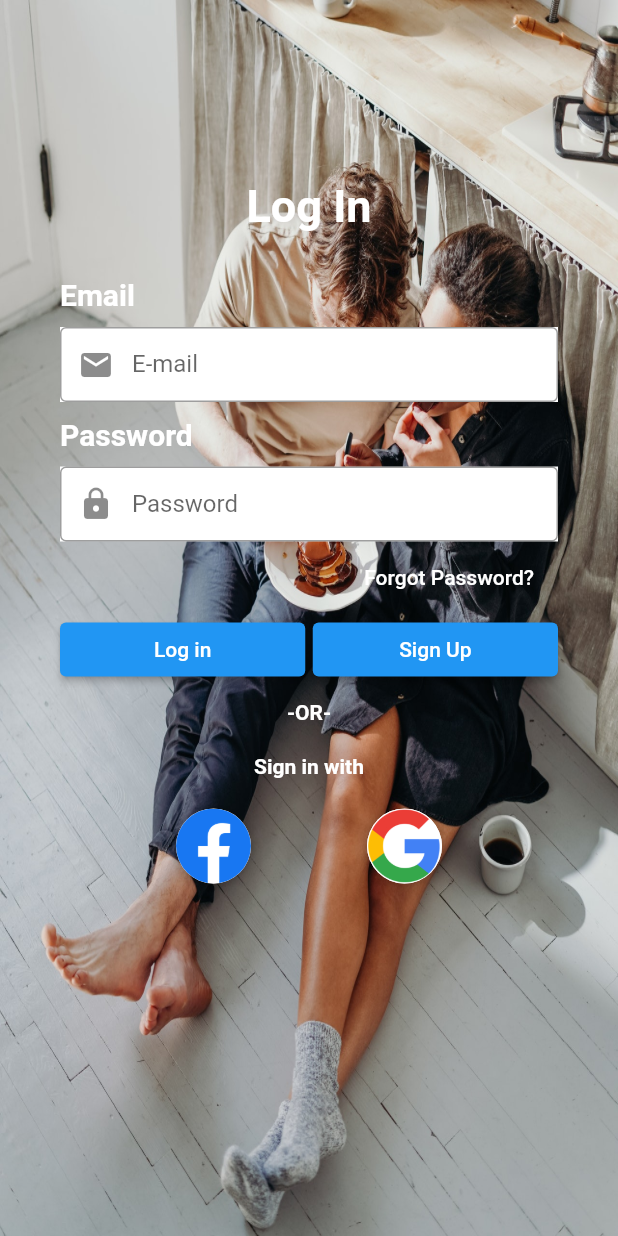
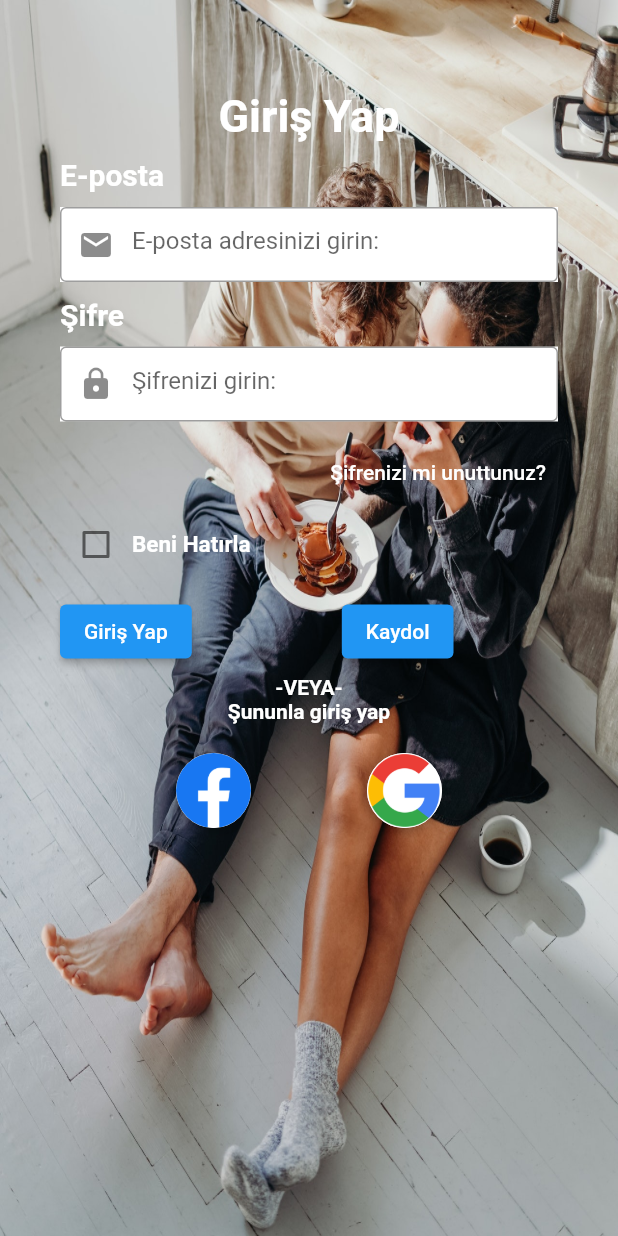
Before and after one commit to samibarankorkmaz/gelberaberolsun_main, a Flutter app: the screen it shows after launch, on a phone screen of 412 x 824 dp. Run offline on Flutter 3.47's test engine with Material 2 defaults, Android fonts, the phone set to English and light mode, and no system bars; Roboto replaces fonts that are missing (OpenSans).

Commit message:
Login sayfasındaki kodlarda temiz bir görünüme geçildi

```diff
--- a/lib/screens/login_screen.dart
+++ b/lib/screens/login_screen.dart
@@ -7,6 +7,178 @@ class LoginScreen extends StatefulWidget {
 }
 
 class _LoginScreenState extends State<LoginScreen> {
+  bool isChecked = false;
+  Widget otherLoginMethods() {
+    return Padding(
+      padding: EdgeInsets.symmetric(vertical: 15.0),
+      child: Row(
+        mainAxisAlignment: MainAxisAlignment.spaceEvenly,
+        children: <Widget>[
+          GestureDetector(
+            onTap: () => print("Facebook ile giriş yap"),
+            child: Container(
+              height: 50,
+              width: 50,
+              decoration: BoxDecoration(
+                  shape: BoxShape.circle,
+                  color: Colors.white,
+                  boxShadow: [
+                    BoxShadow(
+                      color: Colors.black26,
+                      offset: Offset(0, 2),
+                      blurRadius: (6.0),
+                    ),
+                  ],
+                  image: DecorationImage(image: AssetImage('logos/fb.png'))),
+            ),
+          ),
+          GestureDetector(
+            onTap: () => print("Google ile giriş yap"),
+            child: Container(
+              height: 50,
+              width: 50,
+              decoration: BoxDecoration(
+                  shape: BoxShape.circle,
+                  color: Colors.white,
+                  boxShadow: [
+                    BoxShadow(
+                      color: Colors.black26,
+                      offset: Offset(0, 2),
+                      blurRadius: (6.0),
+                    ),
+                  ],
+                  image: DecorationImage(image: AssetImage('logos/g.jpg'))),
+            ),
+          ),
+        ],
+      ),
+    );
+  }
+
+  Widget actionButtons() {
+    return Container(
+      child: Row(
+        children: <Widget>[
+          ElevatedButton(
+            onPressed: () {
+              Navigator.pushNamed(context, '/Main');
+            },
+            child: Text('Giriş Yap'),
+          ),
+          SizedBox(
+            width: 100.0,
+          ),
+          ElevatedButton(
+            onPressed: () {
+              Navigator.pushNamed(context, '/Signup');
+            },
+            child: Text("Kaydol"),
+          )
+        ],
+      ),
+    );
+  }
+
+  Widget rememberMe() {
+    return Container(
+      child: Row(
+        children: <Widget>[
+          Checkbox(
+              checkColor: Colors.black,
+              activeColor: Colors.white,
+              value: isChecked,
+              onChanged: (value) {
+                setState(() {
+                  isChecked = value!;
+                });
+              }),
+          Text(
+            "Beni Hatırla",
+            style: TextStyle(
+                color: Colors.white,
+                fontWeight: FontWeight.bold,
+                fontSize: 15.0),
+          )
+        ],
+      ),
+    );
+  }
+
+  Widget emailForm() {
+    return Column(
+      crossAxisAlignment: CrossAxisAlignment.start,
+      children: <Widget>[
+        Text(
+          "E-posta",
+          style: TextStyle(
+              color: Colors.white, fontWeight: FontWeight.bold, fontSize: 20.0),
+        ),
+        SizedBox(
+          height: 10.0,
+        ),
+        Container(
+          alignment: Alignment.centerLeft,
+          decoration: BoxDecoration(color: Colors.white),
+          height: 50.0,
+          child: TextField(
+            keyboardType: TextInputType.emailAddress,
+            obscureText: false,
+            decoration: InputDecoration(
+                border: OutlineInputBorder(),
+                prefixIcon: Icon(Icons.email),
+                hintText: "E-posta adresinizi girin:"),
+          ),
+        )
+      ],
+    );
+  }
+
+  Widget passwordForm() {
+    return Column(
+      crossAxisAlignment: CrossAxisAlignment.start,
+      children: <Widget>[
+        Text(
+          "Şifre",
+          style: TextStyle(
+              color: Colors.white, fontWeight: FontWeight.bold, fontSize: 20.0),
+        ),
+        SizedBox(
+          height: 10.0,
+        ),
+        Container(
+          alignment: Alignment.centerLeft,
+          decoration: BoxDecoration(color: Colors.white),
+          height: 50.0,
+          child: TextField(
+            keyboardType: TextInputType.emailAddress,
+            obscureText: true,
+            decoration: InputDecoration(
+                border: OutlineInputBorder(),
+                prefixIcon: Icon(Icons.lock),
+                hintText: "Şifrenizi girin:"),
+          ),
+        ),
+      ],
+    );
+  }
+
+  Widget forgotPassword() {
+    return Container(
+      alignment: Alignment.bottomRight,
+      child: TextButton(
+        child: Text(
+          "Şifrenizi mi unuttunuz?",
+          style: TextStyle(
+            color: Colors.white,
+          ),
+        ),
+        onPressed: () {
+          print("Forgot butonuna basıldı.");
+        },
+      ),
+    );
+  }
+
   @override
   Widget build(BuildContext context) {
     return Scaffold(
@@ -23,174 +195,59 @@ class _LoginScreenState extends State<LoginScreen> {
             height: double.infinity,
             child: SingleChildScrollView(
               physics: AlwaysScrollableScrollPhysics(),
-              padding: EdgeInsets.symmetric(horizontal: 40.0, vertical: 120.0),
+              padding: EdgeInsets.symmetric(horizontal: 40.0, vertical: 60.0),
               child: Column(
                 mainAxisAlignment: MainAxisAlignment.center,
                 children: <Widget>[
                   Text(
-                    'Log In',
+                    "Giriş Yap",
                     style: TextStyle(
-                        color: Colors.white,
-                        fontFamily: 'OpenSans',
-                        fontWeight: FontWeight.bold,
-                        fontSize: 30.0),
-                  ),
-                  SizedBox(height: 30.0),
-                  Column(
-                    crossAxisAlignment: CrossAxisAlignment.start,
-                    children: <Widget>[
-                      Text(
-                        'Email',
-                        style: TextStyle(
-                            color: Colors.white,
-                            fontWeight: FontWeight.bold,
-                            fontSize: 20.0),
-                      ),
-                      SizedBox(height: 10.0),
-                      Container(
-                        alignment: Alignment.centerLeft,
-                        decoration: BoxDecoration(
-                          color: Colors.white,
-                        ),
-                        height: 50.0,
-                        child: TextField(
-                          obscureText: false,
-                          decoration: InputDecoration(
-                              border: OutlineInputBorder(),
-                              prefixIcon: Icon(
-                                Icons.email,
-                              ),
-                              labelText: 'E-mail'),
-                        ),
-                      ),
-                      SizedBox(height: 10.0),
-                      Text(
-                        'Password',
-                        style: TextStyle(
-                            color: Colors.white,
-                            fontWeight: FontWeight.bold,
-                            fontSize: 20.0),
-                      ),
-                      SizedBox(height: 10.0),
-                      Container(
-                        alignment: Alignment.centerLeft,
-                        decoration: BoxDecoration(
-                          color: Colors.white,
-                        ),
-                        height: 50.0,
-                        child: TextField(
-                          obscureText: true,
-                          decoration: InputDecoration(
-                            border: OutlineInputBorder(),
-                            labelText: 'Password',
-                            prefixIcon: Icon(
-                              Icons.lock,
-                            ),
-                          ),
-                        ),
-                      ),
-                      Container(
-                        alignment: Alignment.centerRight,
-                        child: FlatButton(
-                          onPressed: () {
-                            print('Forgot Butonuna Basıldı');
-                          },
-                          child: Text(
-                            'Forgot Password?',
-                            style: TextStyle(color: Colors.white),
-                          ),
-                        ),
-                      ),
-                      Container(
-                        child: Row(
-                          children: <Widget>[
-                            Expanded(
-                                child: ElevatedButton(
-                              onPressed: () =>
-                                  {Navigator.pushNamed(context, '/Main')},
-                              child: Text('Log in'),
-                            )),
-                            SizedBox(
-                              width: 5.0,
-                            ),
-                            Expanded(
-                                child: ElevatedButton(
-                              onPressed: () => {
-                                /*print('Sign Up Button pressed!')*/
-                                Navigator.pushNamed(context, '/Signup'),
-                              },
-                              child: Text('Sign Up'),
-                            ))
-                          ],
-                        ),
-                      ),
-                    ],
+                      color: Colors.white,
+                      fontFamily: "OpenSans",
+                      fontSize: 30.0,
+                      fontWeight: FontWeight.bold,
+                    ),
                   ),
                   SizedBox(
                     height: 10.0,
                   ),
+                  emailForm(),
+                  SizedBox(
+                    height: 10.0,
+                  ),
+                  passwordForm(),
+                  SizedBox(
+                    height: 10.0,
+                  ),
+                  forgotPassword(),
+                  rememberMe(),
+                  SizedBox(
+                    height: 10.0,
+                  ),
+                  actionButtons(),
+                  SizedBox(
+                    height: 5.0,
+                  ),
                   Column(
                     children: <Widget>[
                       Text(
-                        '-OR-',
+                        '-VEYA-',
                         style: TextStyle(
                           color: Colors.white,
-                          fontWeight: FontWeight.w700,
+                          fontWeight: FontWeight.bold,
+                        ),
+                      ),
+                      Text(
+                        'Şununla giriş yap',
+                        style: TextStyle(
+                          color: Colors.white,
+                          fontWeight: FontWeight.bold,
                         ),
                       ),
                       SizedBox(
-                        height: 20.0,
+                        height: 5.0,
                       ),
-                      Text(
-                        'Sign in with',
-                        style: TextStyle(
-                            color: Colors.white, fontWeight: FontWeight.w700),
-                      ),
-                      SizedBox(height: 5.0),
-                      Padding(
-                        padding: const EdgeInsets.symmetric(vertical: 15.0),
-                        child: Row(
-                          mainAxisAlignment: MainAxisAlignment.spaceEvenly,
-                          children: <Widget>[
-                            GestureDetector(
-                              onTap: () => print('Login with Facebook'),
-                              child: Container(
-                                height: 50.0,
-                                width: 50.0,
-                                decoration: BoxDecoration(
-                                    shape: BoxShape.circle,
-                                    color: Colors.white,
-                                    boxShadow: [
-                                      BoxShadow(
-                                          color: Colors.black26,
-                                          offset: Offset(0, 2),
-                                          blurRadius: 6.0),
-                                    ],
-                                    image: DecorationImage(
-                                        image: AssetImage('logos/fb.png'))),
-                              ),
-                            ),
-                            GestureDetector(
-                              onTap: () => print('Login with Google'),
-                              child: Container(
-                                height: 50.0,
-                                width: 50.0,
-                                decoration: BoxDecoration(
-                                    shape: BoxShape.circle,
-                                    color: Colors.white,
-                                    boxShadow: [
-                                      BoxShadow(
-                                          color: Colors.black26,
-                                          offset: Offset(0, 2),
-                                          blurRadius: 6.0),
-                                    ],
-                                    image: DecorationImage(
-                                        image: AssetImage('logos/g.jpg'))),
-                              ),
-                            ),
-                          ],
-                        ),
-                      ),
+                      otherLoginMethods()
                     ],
                   )
                 ],
@@ -200,6 +257,5 @@ class _LoginScreenState extends State<LoginScreen> {
         ],
       ),
     );
-    //throw UnimplementedError();
   }
 }
```
